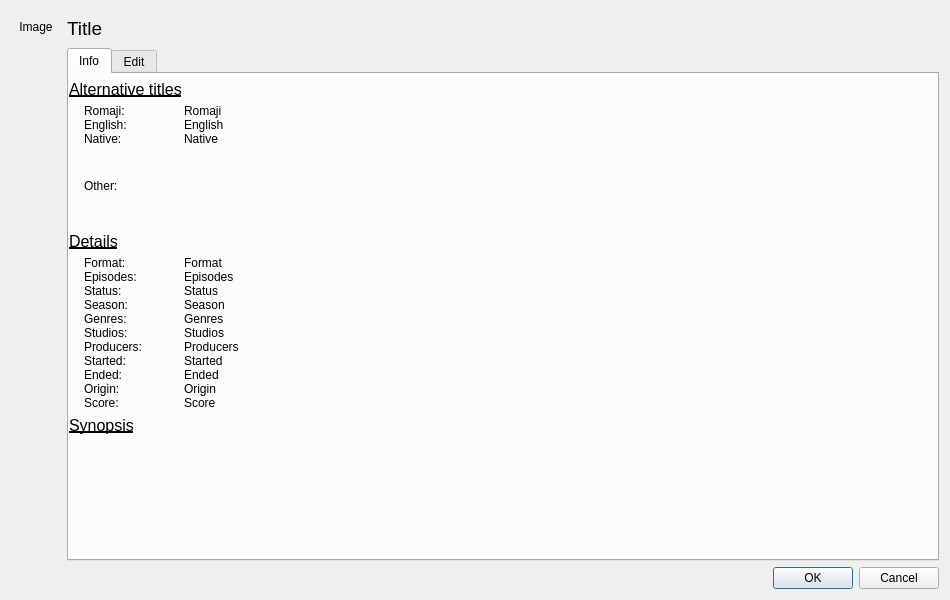
Qt form src/gui/dialogs/anime_info_edit_dialog.ui (nisemono0/AniTrack) before a commit.
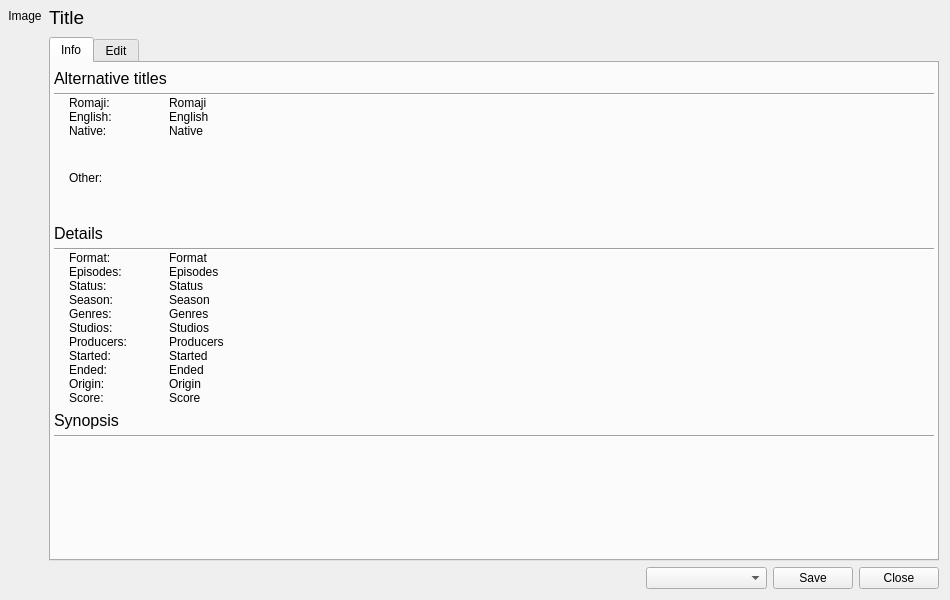
The same form after that commit. Custom widgets are drawn as their Qt base class.

Commit message: refactor: merge anime info edit and search dialogs

```diff
--- a/src/gui/dialogs/anime_info_edit_dialog.ui
+++ b/src/gui/dialogs/anime_info_edit_dialog.ui
@@ -23,12 +23,18 @@
    <string>Anime info</string>
   </property>
   <layout class="QVBoxLayout" name="verticalLayout_3">
+   <property name="leftMargin">
+    <number>0</number>
+   </property>
+   <property name="topMargin">
+    <number>0</number>
+   </property>
    <item>
     <layout class="QHBoxLayout" name="horizontalLayout">
      <item>
       <layout class="QVBoxLayout" name="verticalLayout">
        <property name="spacing">
-        <number>8</number>
+        <number>0</number>
        </property>
        <property name="leftMargin">
         <number>8</number>
@@ -37,7 +43,7 @@
         <number>9</number>
        </property>
        <property name="rightMargin">
-        <number>8</number>
+        <number>1</number>
        </property>
        <property name="bottomMargin">
         <number>0</number>
@@ -103,13 +109,13 @@
             <number>0</number>
            </property>
            <property name="leftMargin">
-            <number>0</number>
+            <number>3</number>
            </property>
            <property name="topMargin">
             <number>0</number>
            </property>
            <property name="rightMargin">
-            <number>0</number>
+            <number>3</number>
            </property>
            <property name="bottomMargin">
             <number>0</number>
@@ -131,7 +137,7 @@
              <property name="font">
               <font>
                <pointsize>12</pointsize>
-               <underline>true</underline>
+               <underline>false</underline>
               </font>
              </property>
              <property name="text">
@@ -142,6 +148,13 @@
              </property>
             </widget>
            </item>
+           <item>
+            <widget class="Line" name="line">
+             <property name="orientation">
+              <enum>Qt::Orientation::Horizontal</enum>
+             </property>
+            </widget>
+           </item>
            <item>
             <layout class="QGridLayout" name="gridLayout_3">
              <property name="sizeConstraint">
@@ -348,7 +361,7 @@
              <property name="font">
               <font>
                <pointsize>12</pointsize>
-               <underline>true</underline>
+               <underline>false</underline>
               </font>
              </property>
              <property name="text">
@@ -359,6 +372,13 @@
              </property>
             </widget>
            </item>
+           <item>
+            <widget class="Line" name="line_2">
+             <property name="orientation">
+              <enum>Qt::Orientation::Horizontal</enum>
+             </property>
+            </widget>
+           </item>
            <item>
             <layout class="QGridLayout" name="gridLayout_2">
              <property name="leftMargin">
@@ -909,7 +929,7 @@
              <property name="font">
               <font>
                <pointsize>12</pointsize>
-               <underline>true</underline>
+               <underline>false</underline>
               </font>
              </property>
              <property name="text">
@@ -920,6 +940,13 @@
              </property>
             </widget>
            </item>
+           <item>
+            <widget class="Line" name="line_3">
+             <property name="orientation">
+              <enum>Qt::Orientation::Horizontal</enum>
+             </property>
+            </widget>
+           </item>
            <item>
             <layout class="QGridLayout" name="gridLayout_4">
              <property name="leftMargin">
@@ -1115,29 +1142,63 @@
     </layout>
    </item>
    <item>
-    <widget class="QDialogButtonBox" name="buttonBox">
-     <property name="focusPolicy">
-      <enum>Qt::FocusPolicy::ClickFocus</enum>
-     </property>
-     <property name="standardButtons">
-      <set>QDialogButtonBox::StandardButton::Cancel|QDialogButtonBox::StandardButton::Ok</set>
-     </property>
-    </widget>
+    <layout class="QHBoxLayout" name="horizontalLayout_5">
+     <item>
+      <spacer name="horizontalSpacer">
+       <property name="orientation">
+        <enum>Qt::Orientation::Horizontal</enum>
+       </property>
+       <property name="sizeHint" stdset="0">
+        <size>
+         <width>40</width>
+         <height>20</height>
+        </size>
+       </property>
+      </spacer>
+     </item>
+     <item>
+      <widget class="AnimeStatusComboBox" name="comboBoxAddStatus">
+       <property name="placeholderText">
+        <string>Add anime to list</string>
+       </property>
+      </widget>
+     </item>
+     <item>
+      <widget class="QPushButton" name="pushButtonSave">
+       <property name="focusPolicy">
+        <enum>Qt::FocusPolicy::NoFocus</enum>
+       </property>
+       <property name="text">
+        <string>Save</string>
+       </property>
+      </widget>
+     </item>
+     <item>
+      <widget class="QPushButton" name="pushButtonClose">
+       <property name="focusPolicy">
+        <enum>Qt::FocusPolicy::NoFocus</enum>
+       </property>
+       <property name="text">
+        <string>Close</string>
+       </property>
+      </widget>
+     </item>
+    </layout>
    </item>
   </layout>
  </widget>
  <customwidgets>
+  <customwidget>
+   <class>AnimeStatusComboBox</class>
+   <extends>QComboBox</extends>
+   <header>gui/widgets/anime_status_combo_box.hpp</header>
+  </customwidget>
   <customwidget>
    <class>DatePicker</class>
    <extends>QWidget</extends>
    <header>gui/widgets/date_picker.hpp</header>
    <container>1</container>
   </customwidget>
-  <customwidget>
-   <class>AnimeStatusComboBox</class>
-   <extends>QComboBox</extends>
-   <header>gui/widgets/anime_status_combo_box.hpp</header>
-  </customwidget>
  </customwidgets>
  <resources/>
  <connections>
```
Left out of the diff: 37 changed lines with no effect on the pictures. The commit also changes 11 other files.
